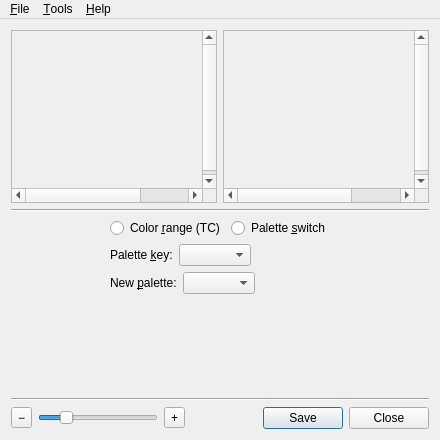
Before: the Qt Designer form src/mainwindow.ui in irydacea/wespal, drawn with Qt 5.
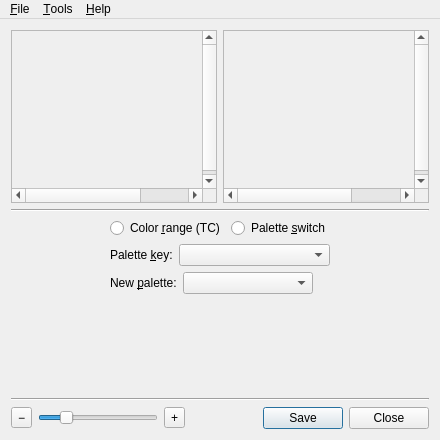
After: the same form once the commit is applied. The open tabs and pages were chosen to show the change. Icons and pictures are not drawn.

Commit message:
mainwindow: Make the palette selection comboboxes fixed size, expanding to fill their respective parents' width
This fixes a lot of oddities surrounding the palette selection
comboboxes and newly added palettes of arbitrarily long names.

```diff
--- a/src/mainwindow.ui
+++ b/src/mainwindow.ui
@@ -274,7 +274,7 @@
         <item>
          <layout class="QFormLayout" name="flKeyPal">
           <property name="fieldGrowthPolicy">
-           <enum>QFormLayout::ExpandingFieldsGrow</enum>
+           <enum>QFormLayout::AllNonFixedFieldsGrow</enum>
           </property>
           <item row="0" column="0">
            <widget class="QLabel" name="lblKeyPal">
@@ -288,9 +288,18 @@
           </item>
           <item row="0" column="1">
            <widget class="QComboBox" name="cbxKeyPal">
+            <property name="sizePolicy">
+             <sizepolicy hsizetype="Ignored" vsizetype="Fixed">
+              <horstretch>0</horstretch>
+              <verstretch>0</verstretch>
+             </sizepolicy>
+            </property>
             <property name="whatsThis">
              <string>Selects the original palette for transformation.</string>
             </property>
+            <property name="sizeAdjustPolicy">
+             <enum>QComboBox::AdjustToContents</enum>
+            </property>
            </widget>
           </item>
          </layout>
@@ -340,7 +349,7 @@
             <item row="0" column="0">
              <layout class="QFormLayout" name="flRcPal">
               <property name="fieldGrowthPolicy">
-               <enum>QFormLayout::ExpandingFieldsGrow</enum>
+               <enum>QFormLayout::AllNonFixedFieldsGrow</enum>
               </property>
               <item row="0" column="0">
                <widget class="QLabel" name="lblNewPal">
@@ -357,9 +366,18 @@
               </item>
               <item row="0" column="1">
                <widget class="QComboBox" name="cbxNewPal">
+                <property name="sizePolicy">
+                 <sizepolicy hsizetype="Ignored" vsizetype="Fixed">
+                  <horstretch>0</horstretch>
+                  <verstretch>0</verstretch>
+                 </sizepolicy>
+                </property>
                 <property name="whatsThis">
                  <string>You an choose the replacement palette in this box.</string>
                 </property>
+                <property name="sizeAdjustPolicy">
+                 <enum>QComboBox::AdjustToContents</enum>
+                </property>
                </widget>
               </item>
              </layout>
```
